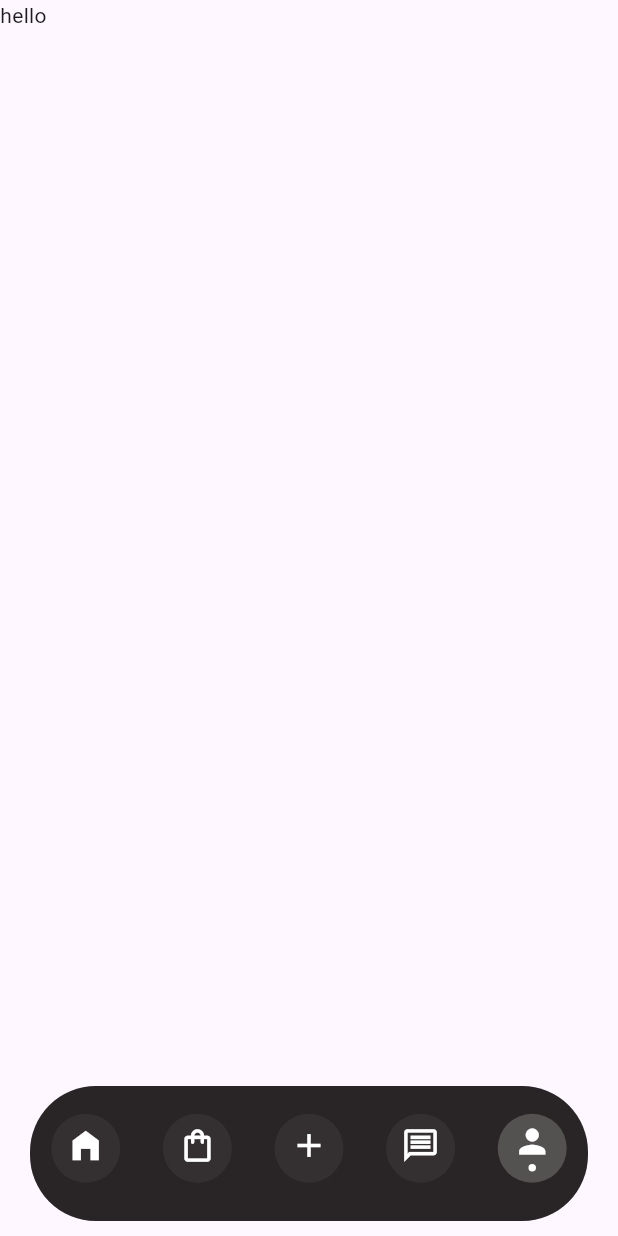
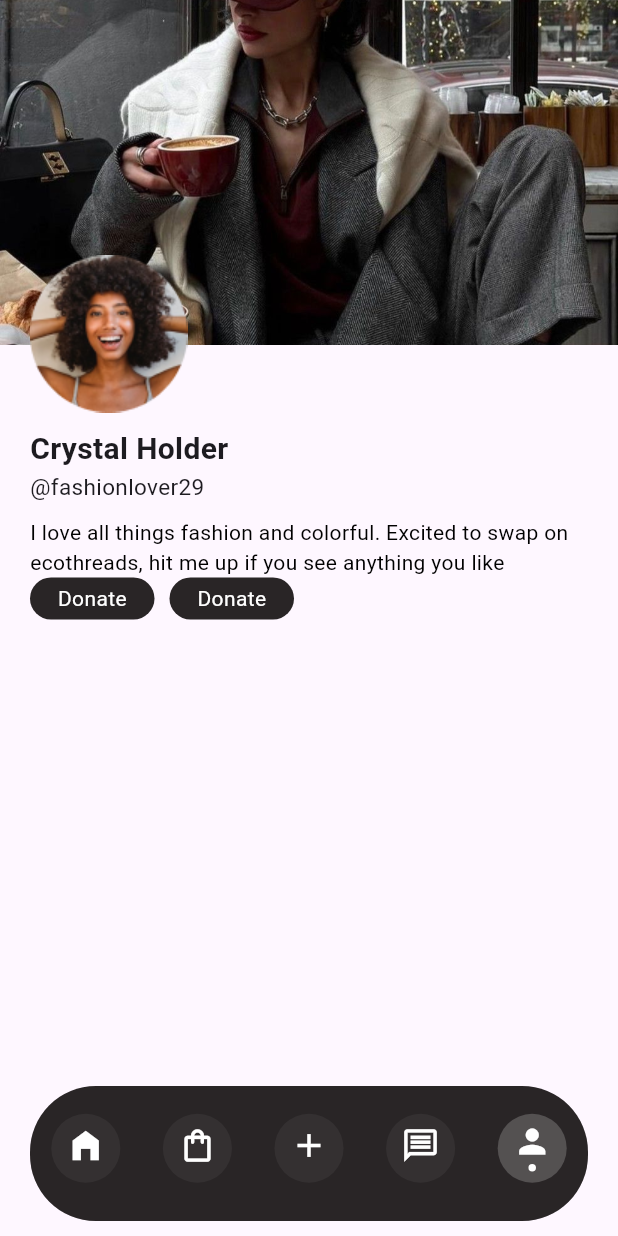
Before and after one commit to julianacholder/ecothreads_flutter, a Flutter app: the screen it shows after launch, item 5 of the bottom bar chosen, on a phone screen of 412 x 824 dp. Run offline on Flutter 3.47's test engine with Material 3 defaults, Android fonts, the phone set to English and light mode, and no system bars.

Commit message:
remove couple of things

```diff
--- a/ecothreads/lib/main.dart
+++ b/ecothreads/lib/main.dart
@@ -21,7 +21,7 @@ class MyApp extends StatelessWidget {
       debugShowCheckedModeBanner: false,
       title: 'EcoThreads',
       theme: ThemeData(primaryColor: AppColors.primary),
-      home: const MainScreen(), // Start with MainScreen
+      home: const MainScreen(), // Change if you want to see your page
       routes: {
         '/login': (context) => const LoginPage(),
         '/loading': (context) => const LoadingPage(),
@@ -137,7 +137,7 @@ class _MainScreenState extends State<MainScreen> {
                       color: Colors.white,
                     ),
                   ),
-                const SizedBox(height: 2.0), // Added bottom padding
+                const SizedBox(height: 2.0),
               ],
             ),
           ),
--- a/ecothreads/lib/pages/userprofile_page.dart
+++ b/ecothreads/lib/pages/userprofile_page.dart
@@ -1,3 +1,4 @@
+import 'package:ecothreads/constants/colors.dart';
 import 'package:flutter/material.dart';
 
 class UserProfile extends StatelessWidget {
@@ -5,8 +6,131 @@ class UserProfile extends StatelessWidget {
 
   @override
   Widget build(BuildContext context) {
-    return const Scaffold(
-      body: Text("hello"),
+    return Scaffold(
+      body: Column(
+        children: [
+          Stack(
+            clipBehavior: Clip.none,
+            children: [
+              // Cover Image Container with a fixed height
+              Container(
+                height: 230,
+                width: double.infinity, // Full width
+                decoration: const BoxDecoration(
+                  image: DecorationImage(
+                    image: AssetImage('assets/images/cover.jpg'),
+                    fit: BoxFit.cover,
+                  ),
+                ),
+              ),
+              // Profile image positioned to overlap
+              Positioned(
+                bottom: -45, // Negative value makes it overlap
+                left: 20,
+                child: Container(
+                  height: 105,
+                  width: 105,
+                  decoration: BoxDecoration(
+                    image: const DecorationImage(
+                      image: AssetImage('assets/images/profile.png'),
+                      fit: BoxFit.cover,
+                    ),
+                  ),
+                ),
+              ),
+            ],
+          ),
+          const SizedBox(
+              height: 55), // Space for the overlapped profile picture
+          // Add your username and other content here
+
+          const Padding(
+            padding: EdgeInsets.only(left: 20),
+            child: Align(
+              alignment: Alignment.centerLeft,
+              child: Text(
+                'Crystal Holder',
+                style: TextStyle(
+                  fontSize: 20,
+                  fontWeight: FontWeight.bold,
+                ),
+              ),
+            ),
+          ),
+          const Padding(
+            padding: EdgeInsets.only(left: 20),
+            child: Align(
+              alignment: Alignment.centerLeft,
+              child: Text(
+                '@fashionlover29',
+                style: TextStyle(
+                  fontSize: 15,
+                  fontWeight: FontWeight.normal,
+                ),
+              ),
+            ),
+          ),
+
+          const SizedBox(
+            height: 10,
+          ),
+          const Padding(
+            padding: const EdgeInsets.only(left: 20.0, right: 20),
+            child: Text(
+              'I love all things fashion and colorful. Excited to swap on ecothreads, hit me up if you see anything you like',
+              style: TextStyle(
+                fontSize: 14,
+                color: Colors.black,
+              ),
+            ),
+          ),
+
+          Row(
+            children: [
+              Padding(
+                padding: const EdgeInsets.only(left: 20.0),
+                child: Container(
+                  width: 83,
+                  height: 28,
+                  padding: EdgeInsets.only(left: 8.0, right: 8),
+                  decoration: BoxDecoration(
+                      color: AppColors.primarylight,
+                      borderRadius: BorderRadius.circular(20)),
+                  child: Center(
+                    child: Text(
+                      "Donate",
+                      style: TextStyle(
+                        color: Colors.white,
+                        fontWeight: FontWeight.w400,
+                      ),
+                    ),
+                  ),
+                ),
+              ),
+              Padding(
+                padding: EdgeInsets.only(left: 10),
+                child: Container(
+                  width: 83,
+                  height: 28,
+                  padding: EdgeInsets.only(left: 8.0, right: 8),
+                  decoration: BoxDecoration(
+                      color: AppColors.primarylight,
+                      borderRadius: BorderRadius.circular(20)),
+                  child: Center(
+                    child: Text(
+                      "Donate",
+                      style: TextStyle(
+                        color: Colors.white,
+                        fontWeight: FontWeight.w400,
+                      ),
+                    ),
+                  ),
+                ),
+              )
+            ],
+          )
+        ],
+      ),
     );
   }
 }
--- a/ecothreads/pubspec.yaml
+++ b/ecothreads/pubspec.yaml
@@ -55,6 +55,7 @@ flutter:
   assets:
     - assets/images/
 
+
   # The following line ensures that the Material Icons font is
   # included with your application, so that you can use the icons in
   # the material Icons class.
```
Also changed, not shown: ecothreads/assets/images/cover.jpg (renamed from ecothreads/assets/images/fashion 2.jpg), ecothreads/assets/images/profile.png (added).
